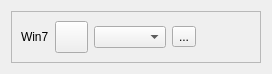
RinatB2017/mega_GIT, file Qt/lib2/serial5/serialbox5_fix_baudrate_win7/src/ui/serialbox5_fix_baudrate_win7.ui: the form before one commit.
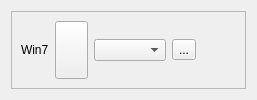
The form after the commit.

```diff
--- a/Qt/lib2/serial5/serialbox5_fix_baudrate_win7/src/ui/serialbox5_fix_baudrate_win7.ui
+++ b/Qt/lib2/serial5/serialbox5_fix_baudrate_win7/src/ui/serialbox5_fix_baudrate_win7.ui
@@ -2,14 +2,6 @@
 <ui version="4.0">
  <class>SerialBox5_fix_baudrate_win7</class>
  <widget class="QWidget" name="SerialBox5_fix_baudrate_win7">
-  <property name="geometry">
-   <rect>
-    <x>0</x>
-    <y>0</y>
-    <width>272</width>
-    <height>74</height>
-   </rect>
-  </property>
   <layout class="QVBoxLayout" name="verticalLayout_3">
    <item>
     <widget class="QFrame" name="frame">
```
